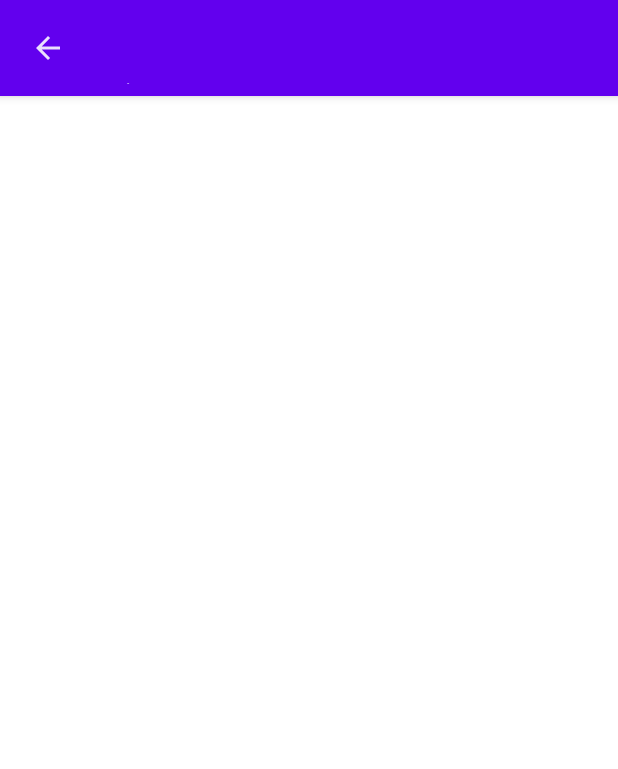
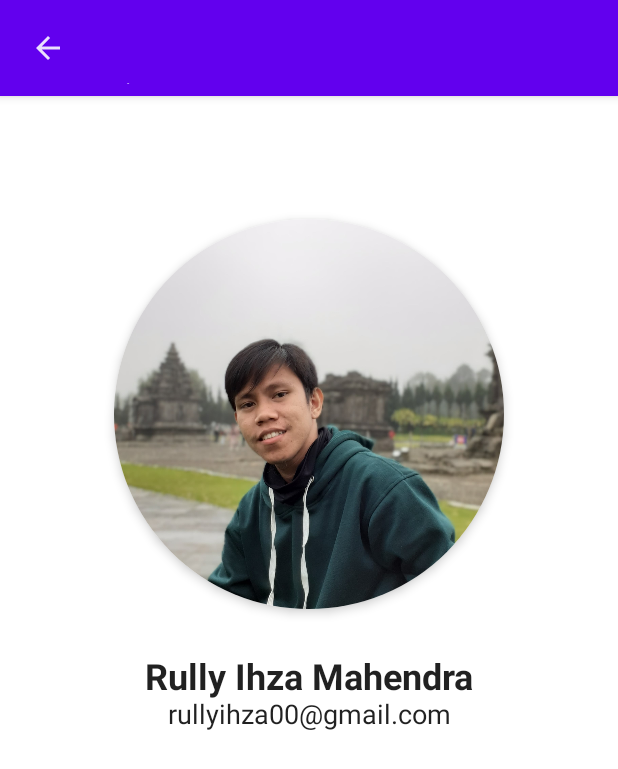
Before and after one commit to rllyhz/MovieAppCompose, an Android app built with Jetpack Compose: the AboutPage screen opened through its navigation route, on a phone screen of 412 x 824 dp. Shown: the top 769 px of the screen. Run offline under Robolectric (Android 15) with nearby library versions, the phone set to English and light mode, and no system bars.

Commit message:
Finished about UI

```diff
--- a/app/src/main/java/id/rllyhz/movieappcompose/ui/page/AboutPage.kt
+++ b/app/src/main/java/id/rllyhz/movieappcompose/ui/page/AboutPage.kt
@@ -1,9 +1,20 @@
 package id.rllyhz.movieappcompose.ui.page
 
-import androidx.compose.foundation.layout.Column
+import androidx.compose.foundation.Image
+import androidx.compose.foundation.layout.*
+import androidx.compose.foundation.shape.CircleShape
+import androidx.compose.material.Card
+import androidx.compose.material.MaterialTheme
+import androidx.compose.material.Text
 import androidx.compose.runtime.Composable
+import androidx.compose.ui.Alignment
 import androidx.compose.ui.Modifier
+import androidx.compose.ui.layout.ContentScale
+import androidx.compose.ui.res.painterResource
 import androidx.compose.ui.res.stringResource
+import androidx.compose.ui.text.font.FontWeight
+import androidx.compose.ui.unit.dp
+import androidx.compose.ui.unit.sp
 import androidx.navigation.NavController
 import id.rllyhz.movieappcompose.R
 import id.rllyhz.movieappcompose.ui.widget.SimpleAppBar
@@ -16,12 +27,43 @@ fun AboutPage(
     modifier: Modifier = Modifier
 ) {
     Column(
-        modifier = modifier
+        modifier = modifier,
+        horizontalAlignment = Alignment.CenterHorizontally
     ) {
         SimpleAppBar(
             title = stringResource(id = R.string.about_title),
             shouldShowNavigateUp = true,
             onIconBackPressed = { navController.navigateUp() },
         )
+
+        Card(
+            shape = CircleShape,
+            elevation = 4.dp,
+            modifier = Modifier
+                .padding(top = 82.dp, bottom = 32.dp)
+                .size(260.dp)
+        ) {
+            Image(
+                painter = painterResource(id = R.drawable.image_me), contentDescription = "",
+                modifier = Modifier
+                    .fillMaxWidth()
+                    .fillMaxHeight(),
+                contentScale = ContentScale.Fit
+            )
+        }
+
+        Text(
+            text = stringResource(id = R.string.about_name),
+            style = MaterialTheme.typography.body1.copy(
+                fontWeight = FontWeight.Bold
+            ),
+            fontSize = 24.sp
+        )
+
+        Text(
+            text = stringResource(id = R.string.about_email),
+            style = MaterialTheme.typography.body1,
+            fontSize = 18.sp
+        )
     }
 }
--- a/app/src/main/res/values/strings.xml
+++ b/app/src/main/res/values/strings.xml
@@ -6,6 +6,8 @@
     <string name="about_title">About</string>
 
     <string name="director">Director: %s</string>
+    <string name="about_name">Rully Ihza Mahendra</string>
+    <string name="about_email">rullyihza00@gmail.com</string>
 
     <string name="btn_back">Back</string>
     <string name="btn_favorites">Favorites</string>
```
Also changed, not shown: app/src/main/res/drawable/image_me.jpg (added).
